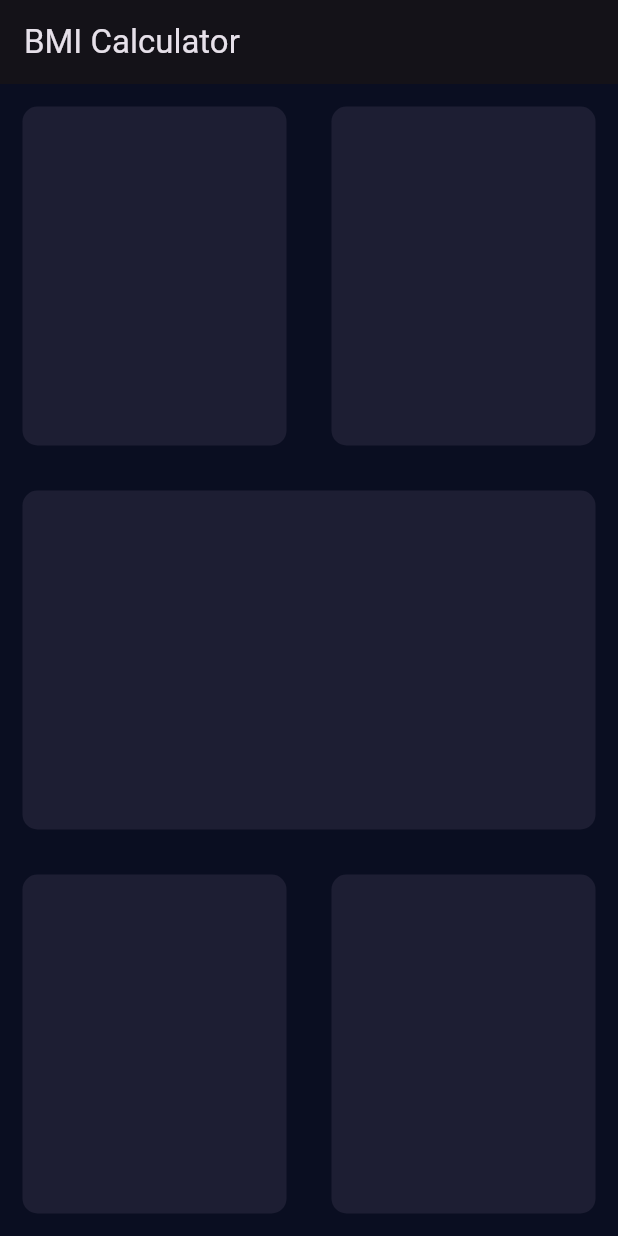
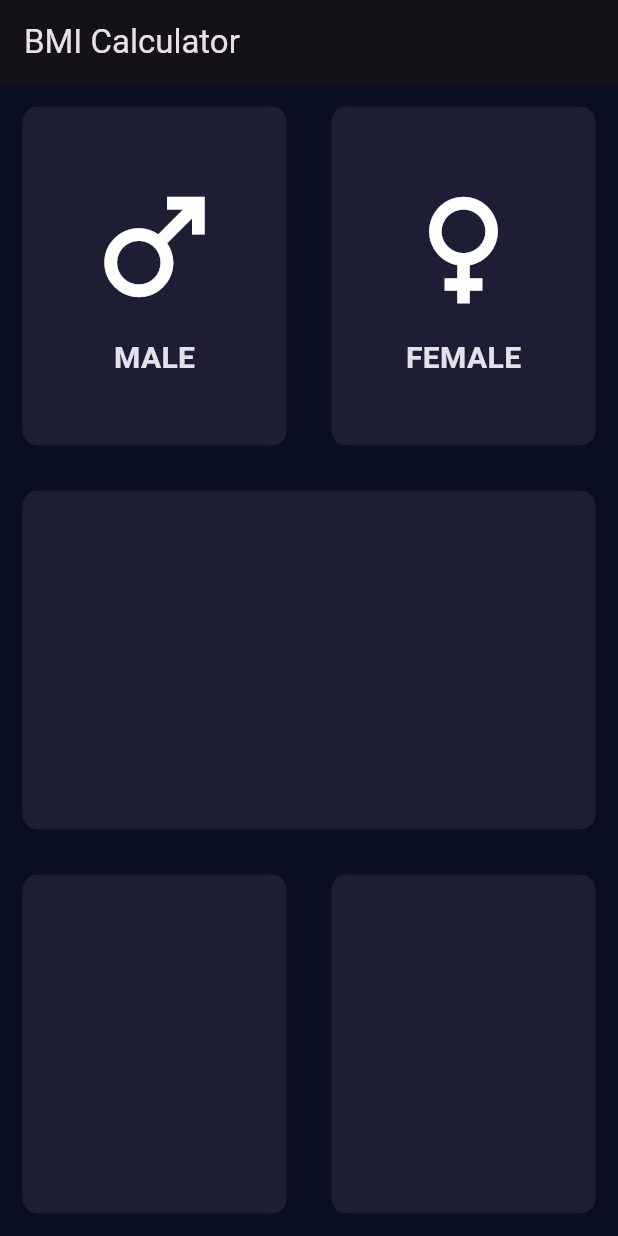
Before and after one commit to aliahmadshah56/Basic_Apps, a Flutter app: the screen it shows after launch, on a phone screen of 412 x 824 dp. Run offline on Flutter 3.47's test engine with Material 3 defaults, Android fonts, the light colour scheme and no system bars; our stand-ins replace assets_audio_player.

Commit message:
Repeated Column Widget

```diff
--- a/bmi/lib/InputPage.dart
+++ b/bmi/lib/InputPage.dart
@@ -1,4 +1,5 @@
 import 'package:flutter/material.dart';
+
 
 class Input extends StatefulWidget {
   const Input({super.key});
@@ -20,23 +21,34 @@ class _InputState extends State<Input> {
             child: Row(
               children: [
                 Expanded(
-                  child: RepaeatContainer(color: Color(0xFF1D1E33)),
+                  child: RepaeatContainer(
+                      color: Color(0xFF1D1E33),
+                       cardWidget:  columnWidget(ico: Icons.male, txt: 'MALE',),
+                  ),
                 ),
                 Expanded(
-                  child: RepaeatContainer(color: Color(0xFF1D1E33)),
+                  child: RepaeatContainer(
+                      color: Color(0xFF1D1E33),
+                    cardWidget:  columnWidget(ico: Icons.female,txt: "FEMALE",),
+                  ),
+
                 ),
               ],
             ),
           ),
 
           Expanded(
-              child: new RepaeatContainer(color: Color(0xFF1D1E33))
+              child: new RepaeatContainer(
+                  color: Color(0xFF1D1E33),
+              )
           ),
           Expanded(
             child: Row(
             children: [
               Expanded(
-                  child: new RepaeatContainer(color: Color(0xFF1D1E33))
+                  child: new RepaeatContainer(
+                      color: Color(0xFF1D1E33),
+                    )
             ),
               Expanded(
                   child:new RepaeatContainer(color: Color(0xFF1D1E33))
@@ -51,15 +63,42 @@ class _InputState extends State<Input> {
   }
 }
 
+class columnWidget extends StatelessWidget {
+ final String txt;
+ final IconData ico;
+
+ columnWidget({required this.txt, required this.ico});
+  @override
+  Widget build(BuildContext context) {
+    return Column(
+      mainAxisAlignment: MainAxisAlignment.center,
+      children: [
+        Icon(
+          ico,
+          size: 100,
+        ),
+      SizedBox(height: 10,),
+      Text(txt,
+      style: TextStyle(
+        fontSize: 20,
+        fontWeight: FontWeight.bold
+      ),)],
+    );
+  }
+}
+
 class RepaeatContainer extends StatelessWidget {
+
+  RepaeatContainer({required this.color, this.cardWidget});
   final Color color;
+  final Widget? cardWidget;
 
-  const RepaeatContainer({required this.color});
 
   @override
   Widget build(BuildContext context) {
     return Container(
       margin: EdgeInsets.all(15),
+      child: cardWidget,
       decoration: BoxDecoration(
         color: color,
         borderRadius: BorderRadius.circular(10),
```
